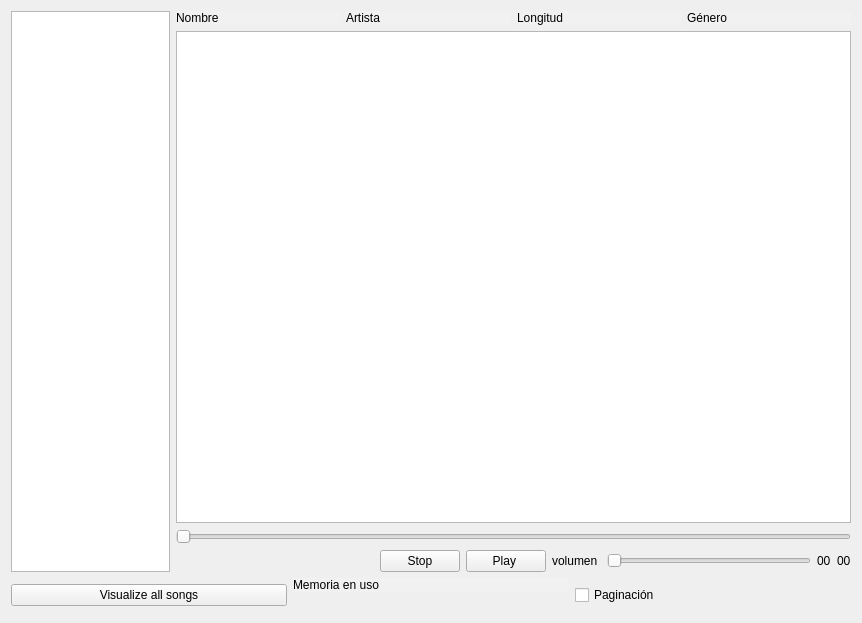
Old version of the form Proyecto1-Radio/widget.ui in the repository lazhero/RadioOdyssey.
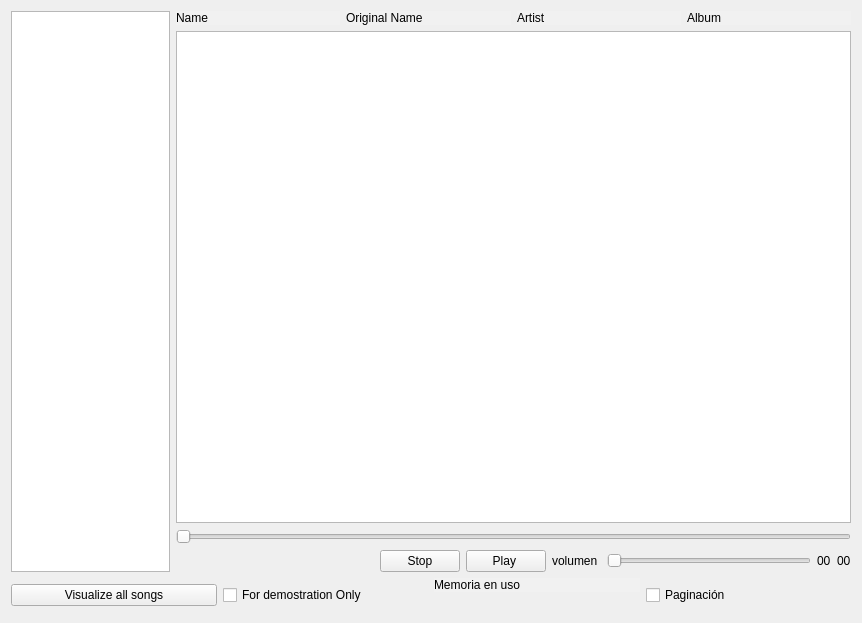
New version of the form.

Commit message: limitated mode, play button bug others details

What changed in the file:
```diff
--- a/Proyecto1-Radio/widget.ui
+++ b/Proyecto1-Radio/widget.ui
@@ -17,14 +17,21 @@
    <string notr="true"/>
   </property>
   <layout class="QGridLayout" name="gridLayout">
-   <item row="1" column="2">
+   <item row="1" column="3">
     <widget class="QCheckBox" name="checkBox">
      <property name="text">
       <string>Paginación</string>
      </property>
     </widget>
    </item>
-   <item row="0" column="0" colspan="3">
+   <item row="1" column="0">
+    <widget class="QPushButton" name="visualizeAll">
+     <property name="text">
+      <string>Visualize all songs</string>
+     </property>
+    </widget>
+   </item>
+   <item row="0" column="0" colspan="4">
     <layout class="QHBoxLayout" name="horizontalLayout_4">
      <item>
       <widget class="QListWidget" name="directorios">
@@ -51,7 +58,7 @@
 background-color: rgba(255, 255, 255, 28)</string>
                </property>
                <property name="text">
-                <string>Nombre</string>
+                <string>Name</string>
                </property>
               </widget>
              </item>
@@ -62,7 +69,7 @@
 background-color:  rgba(255, 255, 255, 28)</string>
                </property>
                <property name="text">
-                <string>Artista</string>
+                <string>Original Name</string>
                </property>
               </widget>
              </item>
@@ -73,7 +80,7 @@
 background-color:  rgba(255, 255, 255, 28)</string>
                </property>
                <property name="text">
-                <string>Longitud</string>
+                <string>Artist</string>
                </property>
               </widget>
              </item>
@@ -84,7 +91,7 @@
 background-color: rgba(255, 255, 255, 28)</string>
                </property>
                <property name="text">
-                <string>Género</string>
+                <string>Album</string>
                </property>
               </widget>
              </item>
@@ -213,7 +220,7 @@
      </item>
     </layout>
    </item>
-   <item row="1" column="1">
+   <item row="1" column="2">
     <layout class="QVBoxLayout" name="verticalLayout_3">
      <item>
       <widget class="QLabel" name="label_10">
@@ -235,10 +242,10 @@
      </item>
     </layout>
    </item>
-   <item row="1" column="0">
-    <widget class="QPushButton" name="visualizeAll">
+   <item row="1" column="1">
+    <widget class="QCheckBox" name="demos">
      <property name="text">
-      <string>Visualize all songs</string>
+      <string>For demostration Only</string>
      </property>
     </widget>
    </item>
```
The commit also changes 2 other files.
